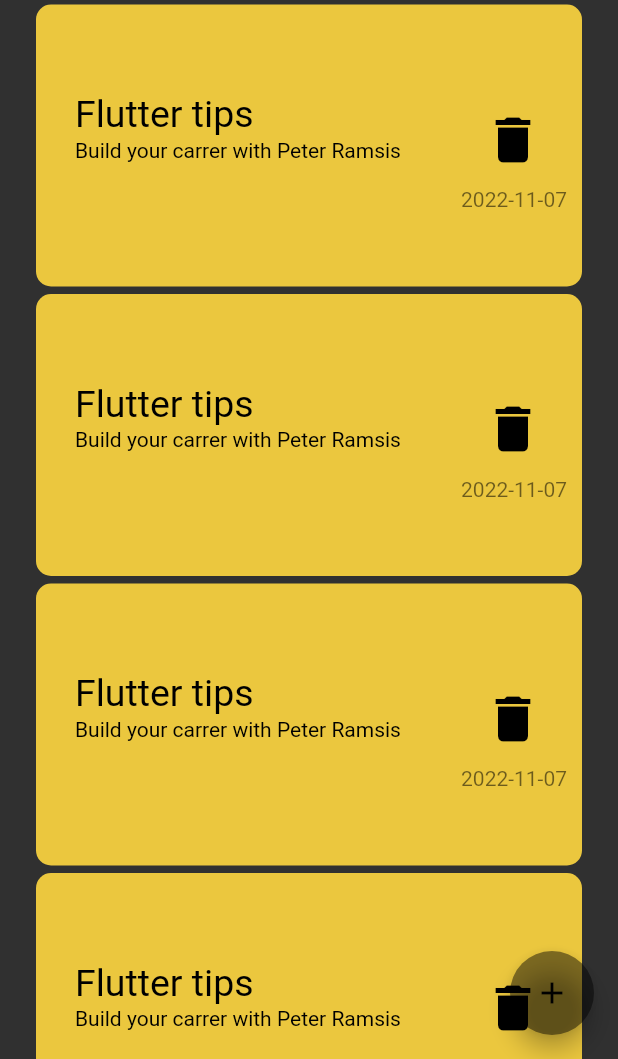
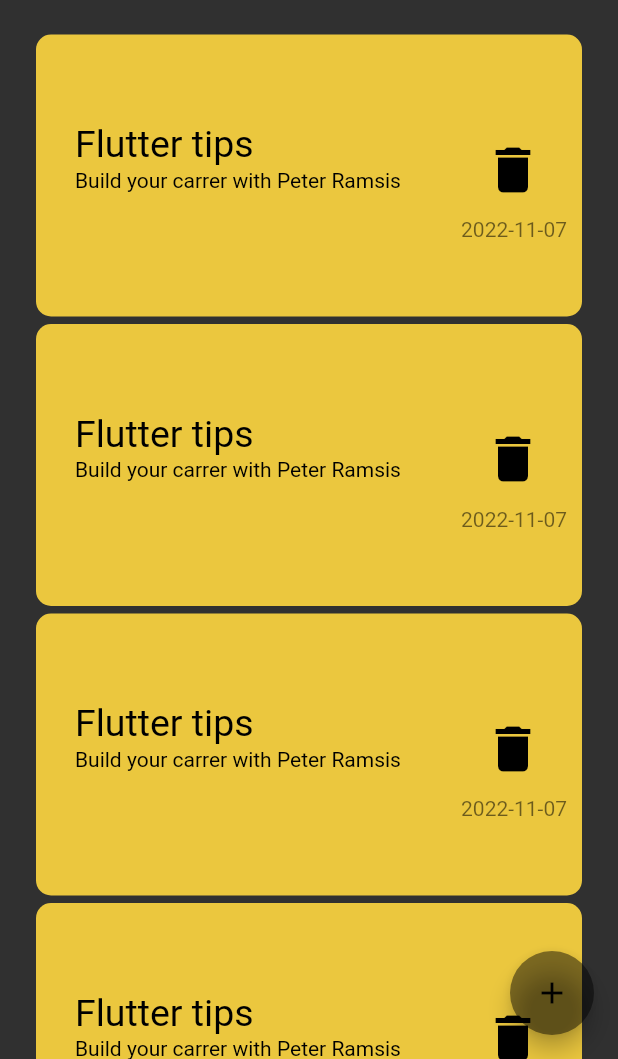
Before and after one commit to peterramsis/NoteApp, a Flutter app: the screen it shows after launch, scrolled down 576 dp, after a tap on the "delete" icon, on a phone screen of 412 x 824 dp, the part 177-1236 px from its top. Run offline on Flutter 3.47's test engine with Material 2 defaults, Android fonts, the phone set to English and light mode, and no system bars; our stand-ins replace font_awesome_flutter, hive; accounts and stored records are empty.

Commit message:
edit note

```diff
--- a/lib/views/notes_view_body.dart
+++ b/lib/views/notes_view_body.dart
@@ -22,6 +22,9 @@ class NotesViewBody extends StatelessWidget {
             CustomAppBar(
               title: "Note" ,
             ),
+            const SizedBox(
+              height: 20,
+            ),
             Expanded(child: NoteViewList())
           ],
         ),
--- a/lib/widgets/note_item.dart
+++ b/lib/widgets/note_item.dart
@@ -1,12 +1,17 @@
 import 'package:flutter/material.dart';
 import 'package:font_awesome_flutter/font_awesome_flutter.dart';
+import 'package:note/views/edit_note_item.dart';
 
 class NoteItem extends StatelessWidget {
   const NoteItem({Key? key}) : super(key: key);
 
   @override
   Widget build(BuildContext context) {
-    return Container(
+    return GestureDetector(
+      onTap: (){
+        Navigator.of(context).push(MaterialPageRoute(builder: (context) => EditNoteItem()));
+      },
+      child: Container(
         padding: EdgeInsets.symmetric(
           vertical: 50,
           horizontal: 10
@@ -41,6 +46,7 @@ class NoteItem extends StatelessWidget {
           color: Colors.amberAccent.withOpacity(.9),
           borderRadius: BorderRadius.circular(10)
         ),
+      ),
     );
   }
 }
--- a/lib/widgets/note_list_view.dart
+++ b/lib/widgets/note_list_view.dart
@@ -6,6 +6,7 @@ class NoteViewList extends StatelessWidget {
   @override
   Widget build(BuildContext context) {
     return ListView.separated(
+      padding: EdgeInsets.zero,
        itemBuilder: (context,index){
          return NoteItem();
        },
```
Also changed, not shown: lib/views/edit_note_item.dart (added, +46 -0 lines). Lines whose indentation alone changed are shown as unchanged.
